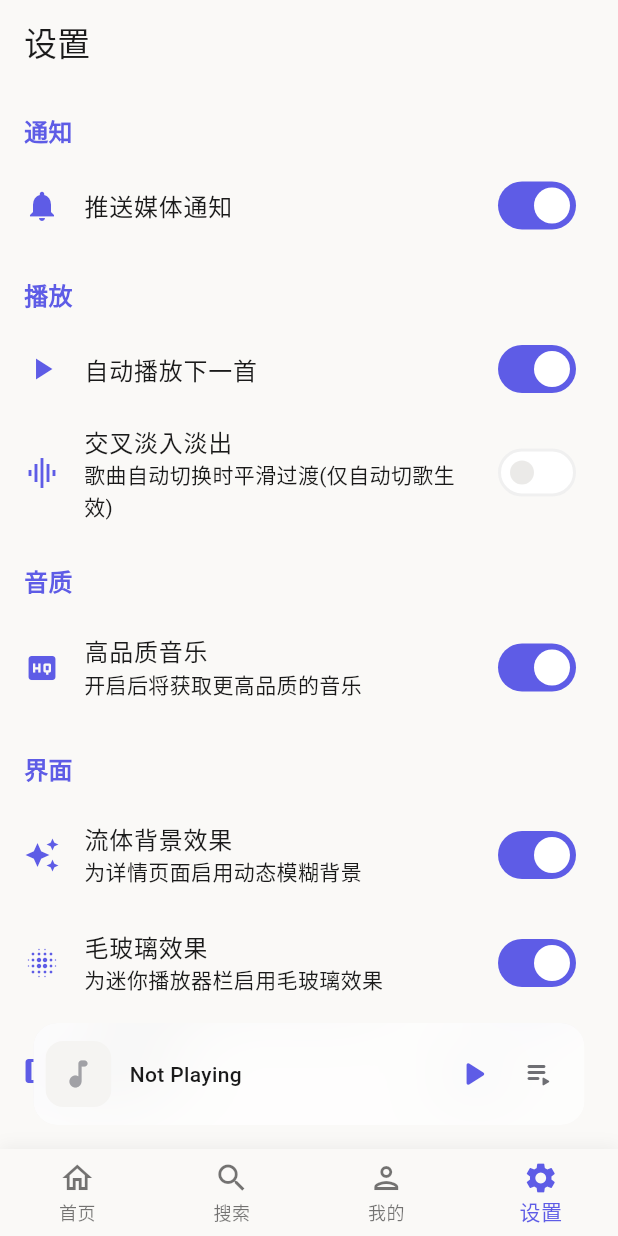
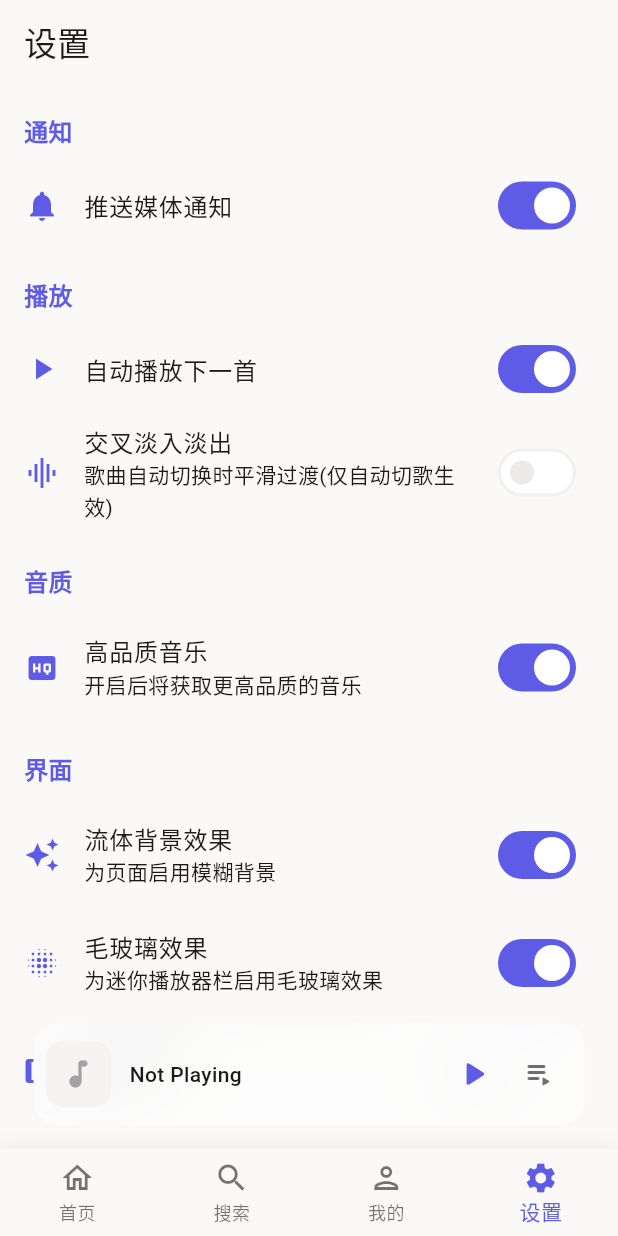
Before and after one commit to NaivG/bilimusic, a Flutter app: the screen it shows after launch, item 4 of the bottom bar chosen, on a phone screen of 412 x 824 dp. Run offline on Flutter 3.47's test engine with Material 3 defaults, Android fonts, the phone set to English and light mode, and no system bars; our stand-ins replace audio_service, cached_network_image, file_picker, flutter_cache_manager, just_audio, rxdart and 2 more; missing offline and left inert: color_thief_dart, gt3_flutter_plugin, just_audio_media_kit, restart_app, super_context_menu, window_manager; network calls fail; statements that could not run were skipped.

Commit message:
feat(settings): 优化模糊背景功能实现
- 为横向和纵向壳组件连接已有模糊背景开关逻辑

```diff
--- a/lib/pages/settings_page.dart
+++ b/lib/pages/settings_page.dart
@@ -143,7 +143,7 @@ class _SettingsPageState extends State<SettingsPage> {
             _buildSwitchListTile(
               icon: Icons.auto_awesome,
               title: '流体背景效果',
-              subtitle: '为详情页面启用动态模糊背景',
+              subtitle: '为页面启用模糊背景',
               value: sl.settingsManager.fluidBackground,
               onChanged: (value) {
                 sl.settingsManager.setFluidBackground(value);
--- a/lib/shells/portrait_shell.dart
+++ b/lib/shells/portrait_shell.dart
@@ -1,3 +1,4 @@
+import 'package:bilimusic/theme/lucent_theme.dart';
 import 'package:flutter/material.dart';
 import 'package:bilimusic/models/music.dart';
 import 'package:bilimusic/core/service_locator.dart';
@@ -300,6 +301,14 @@ class _PortraitShellState extends State<PortraitShell> {
 
   /// 背景模糊效果
   Widget _buildBackground() {
+    if (sl.settingsManager.fluidBackground == false) {
+      final isDark = Theme.of(context).brightness;
+      return Container(
+        color: isDark == Brightness.dark
+            ? LucentTokens.darkSurfaceBase
+            : LucentTokens.lightSurfaceBase,
+      );
+    }
     final currentMusic = sl.playerManager.currentMusic;
     return AnimatedSwitcher(
       duration: const Duration(milliseconds: 400),
```
Also changed, not shown: lib/shells/landscape_shell.dart (+8 -0 lines).
